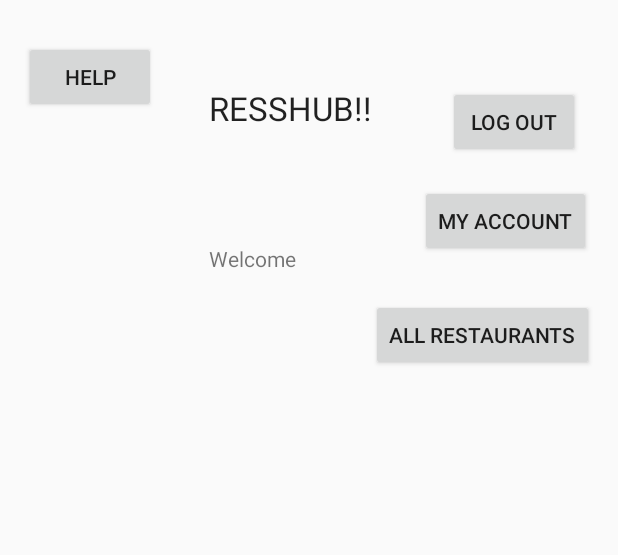
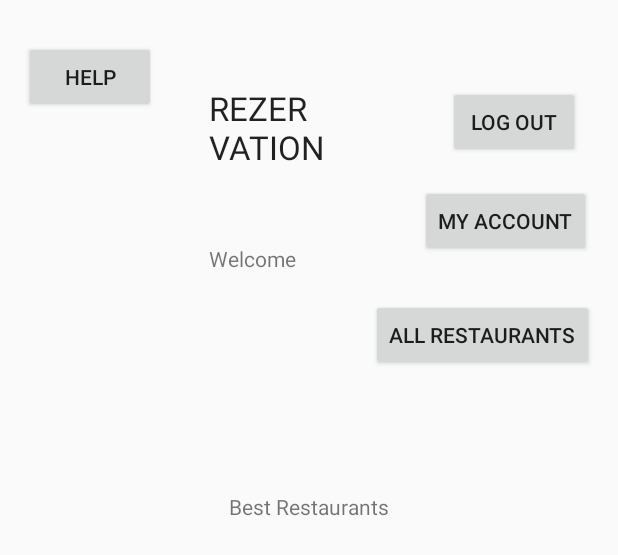
Before and after one commit to Taha-Batur-Senli/CS102_Section03_Group_03C, an Android app: the layout activity_customer_profile.xml on its own in the app's theme, with its tools: preview values and no code run, on a phone screen of 412 x 824 dp. Shown: the top 555 px of the screen. Run offline under Robolectric (Android 15) with nearby library versions, the phone set to English and light mode, and no system bars.

Commit message:
Ege Ergül (Almost done with the menu's of both customers. V_05) Bugs and Errors fixed V06

```diff
--- a/app/src/main/java/android/example/fireapp/CustomerProfile.java
+++ b/app/src/main/java/android/example/fireapp/CustomerProfile.java
@@ -156,6 +156,10 @@ public class CustomerProfile extends AppCompatActivity {
                             @Override
                             public void onClick(DialogInterface dialog, int which) {
                                 //TODO  favorite restaurantsa  ekle
+                                String item = allRestaurants.get(index);
+                                int index = item.indexOf(" ");
+                                String s = item.substring(5,index);
+                                mRef.child(user.getUid()).child("fav restaurants").child("name").setValue(s);
                                 myAdapter.notifyDataSetChanged();
                             }
                         })
--- a/app/src/main/res/layout/activity_customer_profile.xml
+++ b/app/src/main/res/layout/activity_customer_profile.xml
@@ -22,7 +22,7 @@
         android:id="@+id/txtCustomerProfile"
         android:layout_width="119dp"
         android:layout_height="56dp"
-        android:text="RESSHUB!!"
+        android:text="REZERVATION APP"
         android:textAppearance="@style/TextAppearance.AppCompat.Large"
         app:layout_constraintBottom_toBottomOf="parent"
         app:layout_constraintEnd_toEndOf="parent"
@@ -89,4 +89,15 @@
         app:layout_constraintStart_toStartOf="parent"
         app:layout_constraintTop_toBottomOf="@+id/btnMyAccount"
         app:layout_constraintVertical_bias="0.046" />
+
+    <TextView
+        android:id="@+id/textView10"
+        android:layout_width="wrap_content"
+        android:layout_height="wrap_content"
+        android:text="Best Restaurants"
+        app:layout_constraintBottom_toBottomOf="parent"
+        app:layout_constraintEnd_toEndOf="parent"
+        app:layout_constraintStart_toStartOf="parent"
+        app:layout_constraintTop_toTopOf="parent"
+        app:layout_constraintVertical_bias="0.408" />
 </androidx.constraintlayout.widget.ConstraintLayout>
```
Also changed, not shown: app/src/main/java/android/example/fireapp/SignUpAsRestaurantActivity.java (+17 -0 lines).
